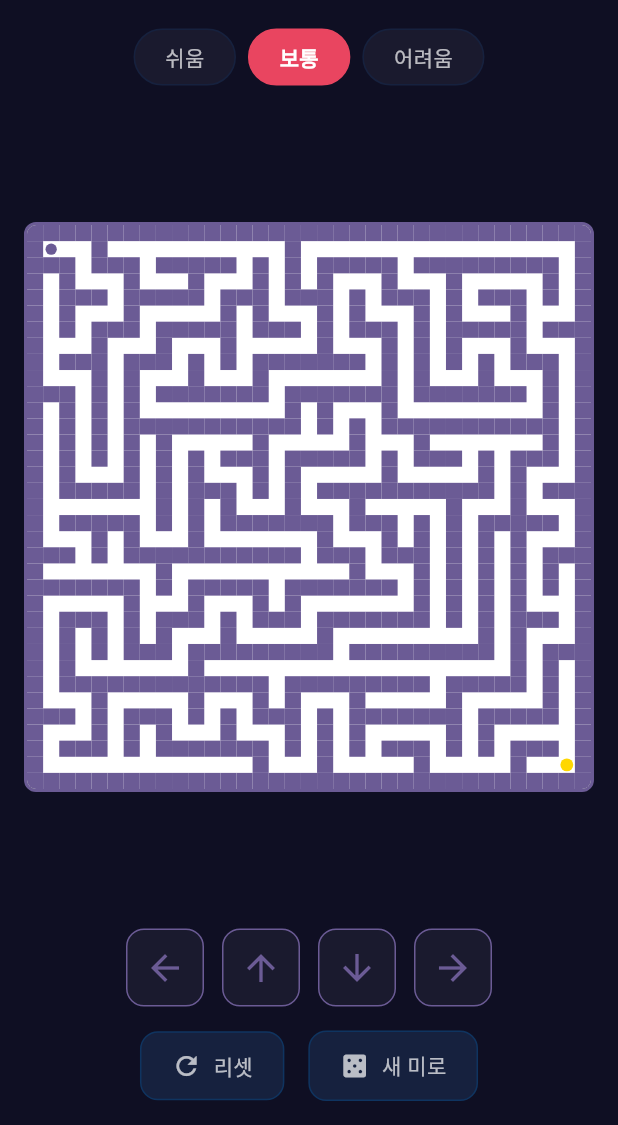
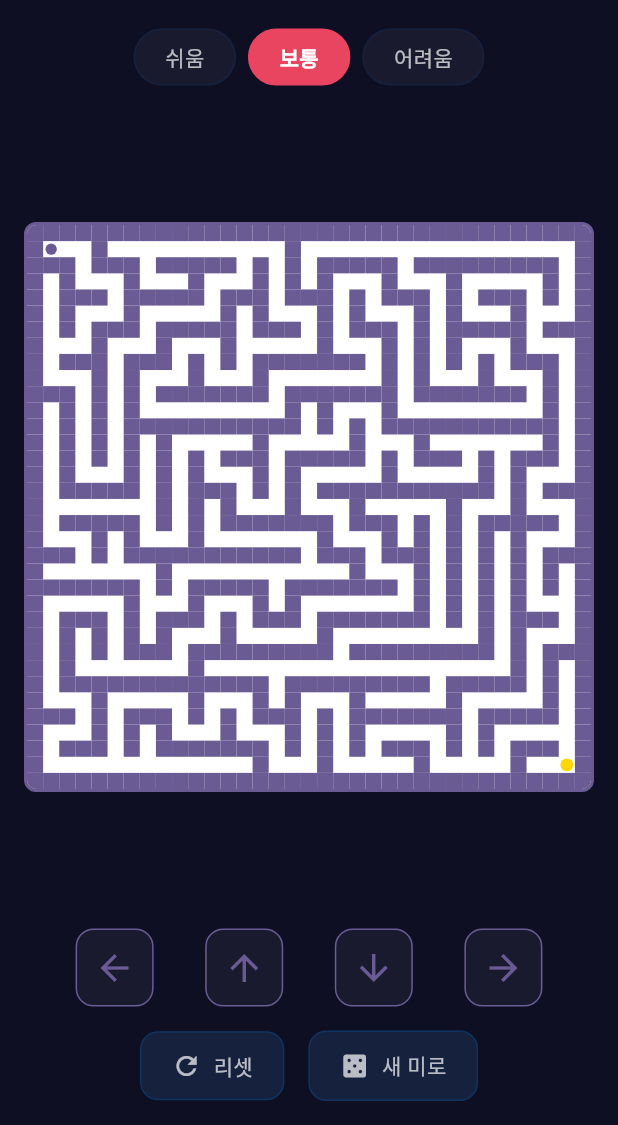
Before and after one commit to mhpark03/maze, a Flutter app: the screen it shows after launch, on a phone screen of 412 x 824 dp, the part 111-1236 px from its top. Run offline on Flutter 3.47's test engine with Material 3 defaults, Android fonts, the phone set to English and light mode, and no system bars.

Commit message:
style: 방향 버튼 간격을 화면 폭에 맞게 균등 분배

```diff
--- a/lib/screens/game_screen.dart
+++ b/lib/screens/game_screen.dart
@@ -348,16 +348,13 @@ class _GameScreenState extends State<GameScreen> {
       padding: const EdgeInsets.symmetric(horizontal: 16),
       child: Column(
         children: [
-          // 방향 버튼 한 줄 배치
+          // 방향 버튼 한 줄 배치 (화면 폭에 맞게 간격 분배)
           Row(
-            mainAxisAlignment: MainAxisAlignment.center,
+            mainAxisAlignment: MainAxisAlignment.spaceEvenly,
             children: [
               _buildControlButton(Icons.arrow_back, () => _movePlayer(const Position(0, -1))),
-              const SizedBox(width: 12),
               _buildControlButton(Icons.arrow_upward, () => _movePlayer(const Position(-1, 0))),
-              const SizedBox(width: 12),
               _buildControlButton(Icons.arrow_downward, () => _movePlayer(const Position(1, 0))),
-              const SizedBox(width: 12),
               _buildControlButton(Icons.arrow_forward, () => _movePlayer(const Position(0, 1))),
             ],
           ),
```
